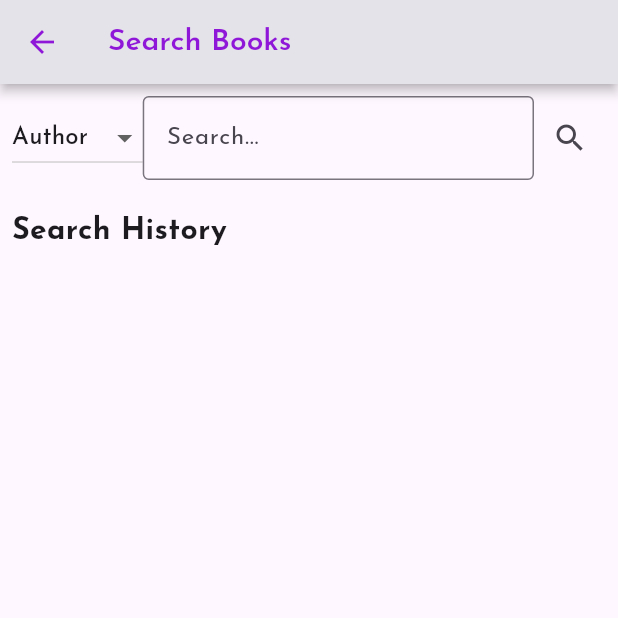
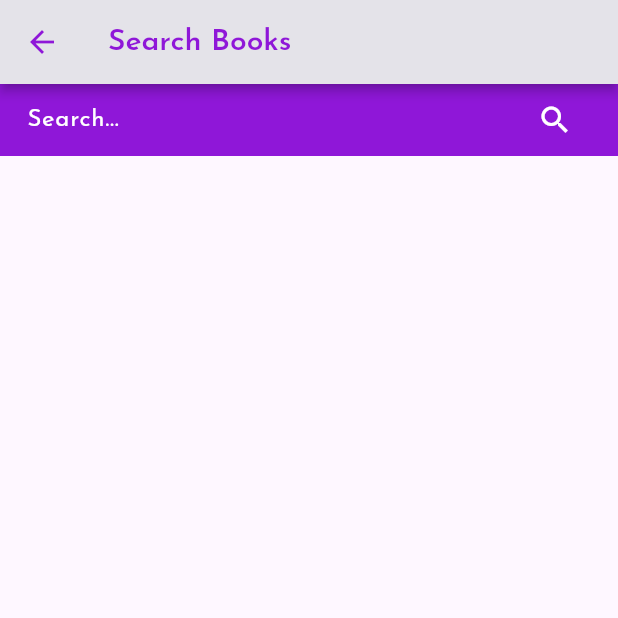
Before and after one commit to srajanapitupulu/gutendex_elibrary, a Flutter app: the SearchPage screen opened directly, after a tap on the "search" icon, on a phone screen of 412 x 824 dp, the top half of it. Run offline on Flutter 3.47's test engine with Material 3 defaults, Android fonts, the phone set to English and light mode, and no system bars; drawn by our look-alikes of showcaseview; our stand-ins replace bloc, cached_network_image, equatable, flutter_bloc, flutter_secure_storage, hive and 4 more; accounts and stored records are empty; network calls fail.

Commit message:
[OnProgress] Search result screen implementation. Modifying Cubit classes for search function

```diff
--- a/lib/helpers/ui/book_card.dart
+++ b/lib/helpers/ui/book_card.dart
@@ -63,13 +63,13 @@ class _BookCardState extends State<BookCard> {
                 borderRadius:
                     const BorderRadius.vertical(top: Radius.circular(12)),
                 child: CachedNetworkImage(
-                  imageUrl: "widget.book.coverUrl",
+                  imageUrl: widget.book.coverUrl,
                   placeholder: (context, url) => const Center(
                     child: CircularProgressIndicator(),
                   ),
                   errorWidget: (context, url, error) => const Icon(Icons.error),
                   width: double.infinity,
-                  fit: BoxFit.fitHeight,
+                  fit: BoxFit.cover,
                 ),
               ),
             ),
--- a/lib/models/search_history.dart
+++ b/lib/models/search_history.dart
@@ -9,4 +9,7 @@ class SearchHistory extends HiveObject {
 
   @HiveField(1)
   late DateTime timestamp;
+
+  @HiveField(2)
+  late String searchBy;
 }
--- a/lib/pages/search_screen.dart
+++ b/lib/pages/search_screen.dart
@@ -1,16 +1,19 @@
 import 'package:flutter/material.dart';
+import 'package:gutendex_elibrary/pages/search_result_screen.dart';
+import 'package:hive/hive.dart';
+import 'package:timeago/timeago.dart' as timeago;
 import 'package:gutendex_elibrary/helpers/constants/colors.dart';
 import 'package:gutendex_elibrary/models/search_history.dart';
-import 'package:hive/hive.dart';
 
 class SearchPage extends StatefulWidget {
+  const SearchPage({super.key});
+
   @override
   State<SearchPage> createState() => _SearchPageState();
 }
 
 class _SearchPageState extends State<SearchPage> {
   final TextEditingController _searchController = TextEditingController();
-  String _searchType = 'Author';
   List<SearchHistory> _searchHistory = [];
 
   @override
@@ -24,25 +27,37 @@ class _SearchPageState extends State<SearchPage> {
     final box = Hive.box<SearchHistory>('searchHistoryBox');
     setState(() {
       _searchHistory = box.values.toList();
+      _searchHistory.sort((a, b) => b.timestamp.compareTo(a.timestamp));
     });
   }
 
-  void _saveSearchHistory(String query) {
+  void _saveSearchHistory(String query, int selectedIdx) {
     final box = Hive.box<SearchHistory>('searchHistoryBox');
     final searchHistory = SearchHistory()
       ..query = query
+      ..searchBy = "Keyword"
       ..timestamp = DateTime.now();
+
+    if (selectedIdx == -999) {
       box.add(searchHistory);
+    } else {
+      box.putAt(selectedIdx, searchHistory);
+    }
+
     _loadSearchHistory();
   }
 
-  void _performSearch() async {
+  void _performSearch({int selectedIdx = -999}) async {
     final query = _searchController.text;
     if (query.isNotEmpty) {
-      _saveSearchHistory(query);
-      // Implement your search logic here, for example using ApiService
-      // final books = await ApiService().searchBooks(query, _searchType);
-      // Display search results
+      _saveSearchHistory(query, selectedIdx);
+      Navigator.of(context).push(
+        MaterialPageRoute(
+          builder: (context) => SearchResultScreen(
+            keyword: query,
+          ),
+        ),
+      );
     }
   }
 
@@ -62,58 +77,68 @@ class _SearchPageState extends State<SearchPage> {
           )),
         ),
       ),
-      body: Padding(
-        padding: const EdgeInsets.all(8.0),
-        child: Column(
+      body: Column(
         crossAxisAlignment: CrossAxisAlignment.start,
         children: [
-            Row(
+          Container(
+            padding: const EdgeInsets.symmetric(horizontal: 18),
+            color: primaryColor,
+            child: Row(
               children: [
-                DropdownButton<String>(
-                  value: _searchType,
-                  items: <String>['Author', 'Keyword'].map((String value) {
-                    return DropdownMenuItem<String>(
-                      value: value,
-                      child: Text(value),
-                    );
-                  }).toList(),
-                  onChanged: (String? newValue) {
-                    setState(() {
-                      _searchType = newValue!;
-                    });
-                  },
-                ),
                 Expanded(
+                  flex: 1,
                   child: TextField(
                     controller: _searchController,
-                    decoration: InputDecoration(
+                    style: const TextStyle(color: whiteColor),
+                    decoration: const InputDecoration(
+                        hintStyle: TextStyle(color: whiteColor),
                         hintText: 'Search...',
-                      border: OutlineInputBorder(),
-                    ),
+                        border: InputBorder.none),
                   ),
                 ),
                 IconButton(
-                  icon: Icon(Icons.search),
+                  icon: const Icon(
+                    Icons.search,
+                    color: whiteColor,
+                  ),
                   onPressed: _performSearch,
                 ),
               ],
             ),
-            SizedBox(height: 20),
-            Text(
-              'Search History',
-              style: TextStyle(fontSize: 20, fontWeight: FontWeight.bold),
           ),
+          const SizedBox(height: 20),
           Expanded(
             child: ListView.builder(
               itemCount: _searchHistory.length,
               itemBuilder: (context, index) {
                 final history = _searchHistory[index];
                 return ListTile(
-                    title: Text(history.query),
-                    subtitle: Text(history.timestamp.toString()),
+                  title: Text(
+                    history.query,
+                    style: const TextStyle(
+                      fontSize: 17.0,
+                      fontWeight: FontWeight.w600,
+                    ),
+                  ),
+                  subtitle: Text(
+                    timeago.format(history.timestamp),
+                    style: const TextStyle(
+                      fontSize: 11.0,
+                      fontWeight: FontWeight.w400,
+                      fontStyle: FontStyle.italic,
+                    ),
+                  ),
+                  leading: const Icon(
+                    Icons.history,
+                    color: primaryColor,
+                  ),
+                  trailing: const Icon(
+                    Icons.call_made,
+                    color: primaryColor,
+                  ),
                   onTap: () {
                     _searchController.text = history.query;
-                      _performSearch();
+                    _performSearch(selectedIdx: history.key);
                   },
                 );
               },
@@ -121,7 +146,6 @@ class _SearchPageState extends State<SearchPage> {
           ),
         ],
       ),
-      ),
     );
   }
 }
```
Also changed, not shown: lib/helpers/services/book_cubit.dart (+0 -12 lines), lib/helpers/services/recommendation_cubit.dart (+25 -0 lines), lib/pages/detail_screen.dart (+19 -4 lines), lib/pages/search_result_screen.dart (added, +88 -0 lines), lib/models/search_history.g.dart. Lines whose indentation alone changed are shown as unchanged.
